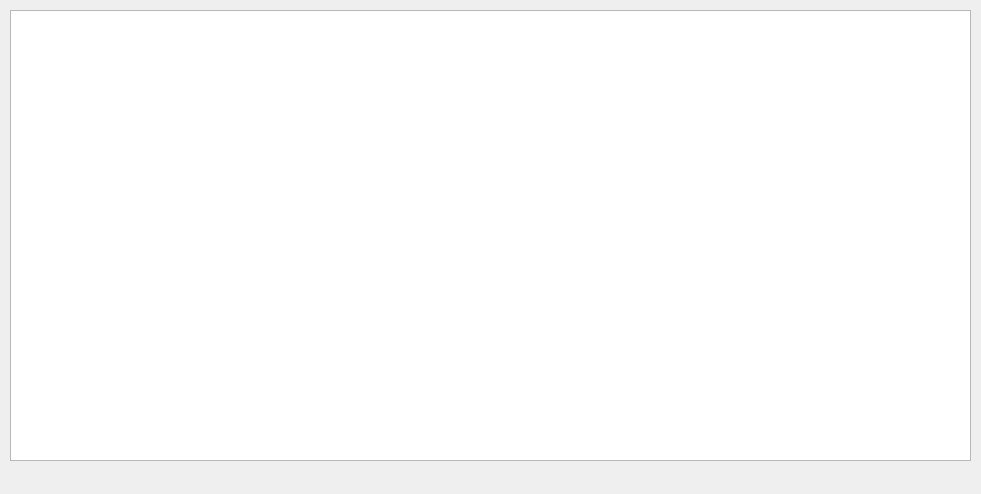
First picture: the form in BusBar/branch/boxtablewidget.ui, repository luozhiyong131/BusBar, before the edit.
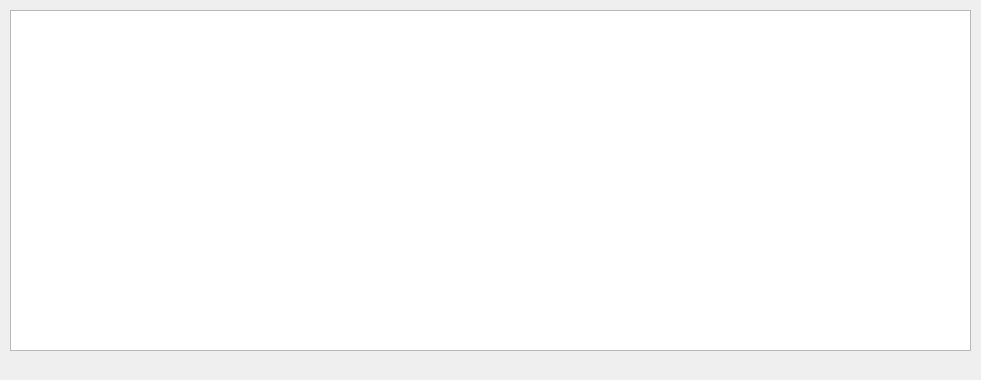
Second picture: the form after the edit.

```diff
--- a/BusBar/branch/boxtablewidget.ui
+++ b/BusBar/branch/boxtablewidget.ui
@@ -7,7 +7,7 @@
     <x>0</x>
     <y>0</y>
     <width>981</width>
-    <height>494</height>
+    <height>380</height>
    </rect>
   </property>
   <property name="windowTitle">
@@ -19,7 +19,7 @@
      <x>10</x>
      <y>10</y>
      <width>961</width>
-     <height>451</height>
+     <height>341</height>
     </rect>
    </property>
   </widget>
```
